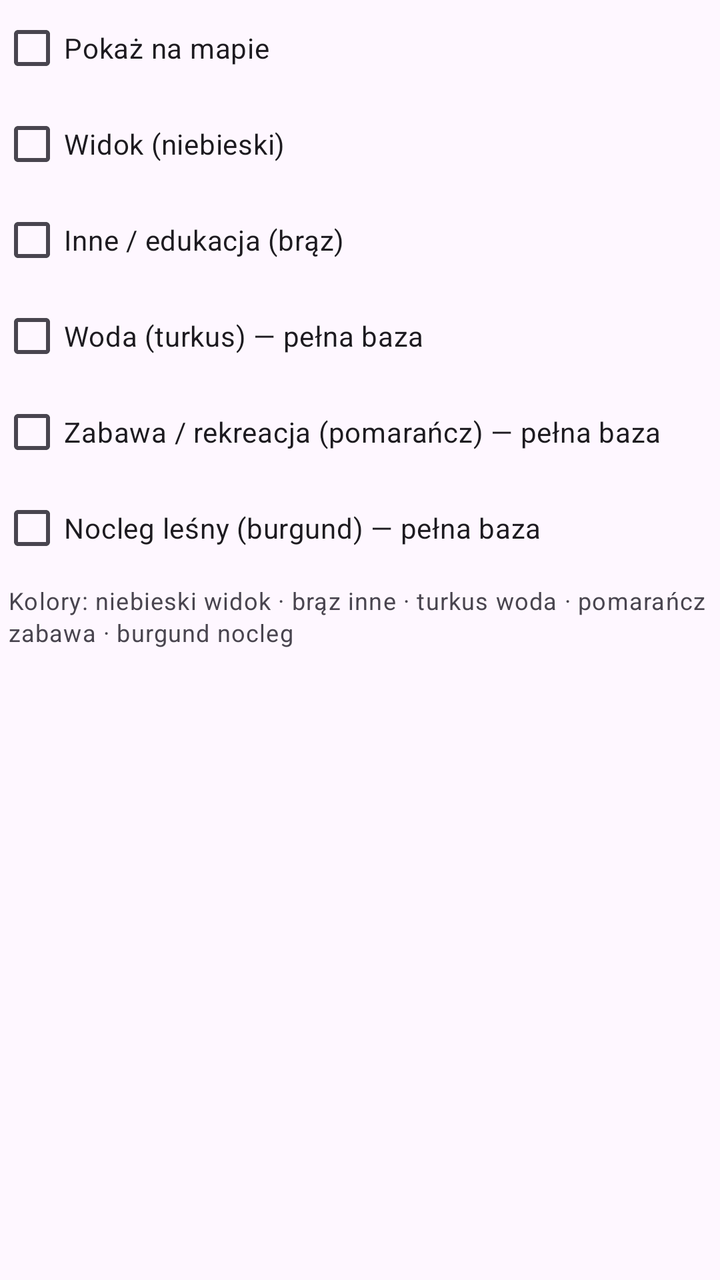
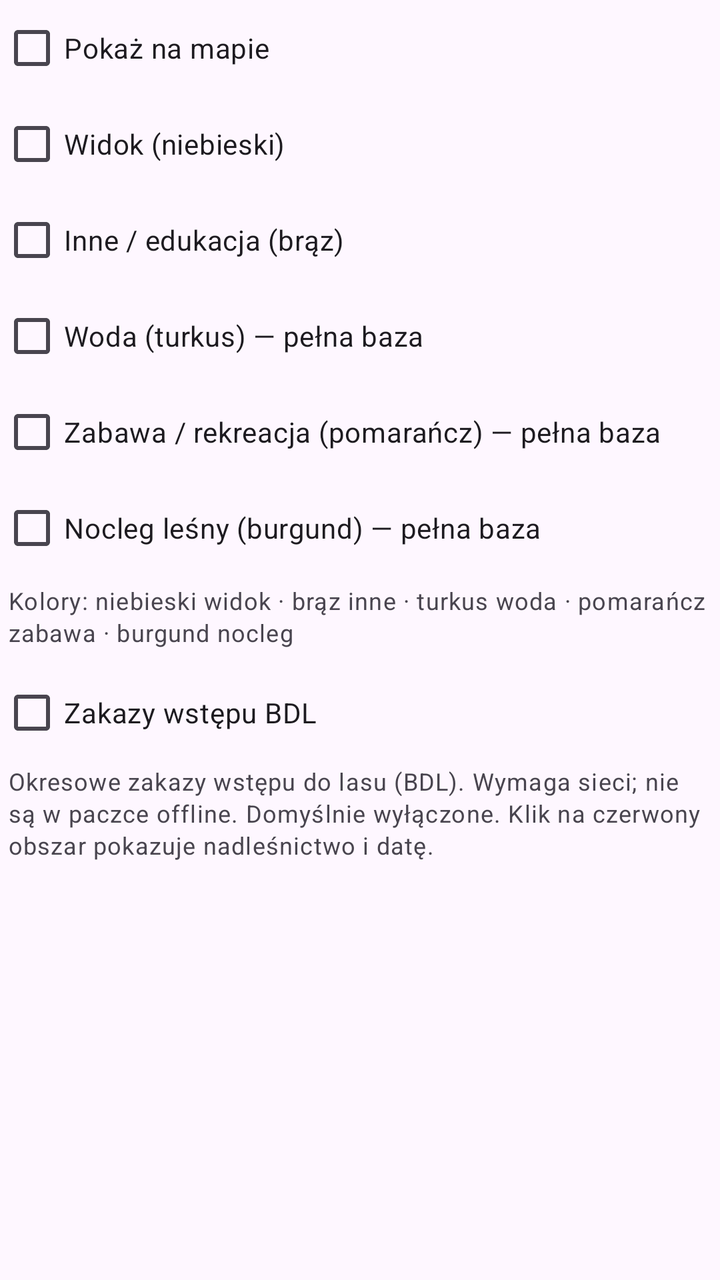

Two renders of the same Android screen: before a commit and after it. Below are the layout's source before the change and the commit's diff.
<!-- AndroidManifest.xml: application theme Theme.NaviLas -->
<!-- res/layout/bdl_overlay_controls.xml -->
<?xml version="1.0" encoding="utf-8"?>
<LinearLayout xmlns:android="http://schemas.android.com/apk/res/android"
    android:layout_width="match_parent"
    android:layout_height="wrap_content"
    android:orientation="vertical">

    <CheckBox
        android:id="@+id/overlayEnable"
        android:layout_width="match_parent"
        android:layout_height="wrap_content"
        android:text="@string/bdl_overlay_enable" />

    <CheckBox
        android:id="@+id/overlayGroupView"
        android:layout_width="match_parent"
        android:layout_height="wrap_content"
        android:text="@string/bdl_overlay_group_view" />

    <CheckBox
        android:id="@+id/overlayGroupOther"
        android:layout_width="match_parent"
        android:layout_height="wrap_content"
        android:text="@string/bdl_overlay_group_other" />

    <CheckBox
        android:id="@+id/overlayGroupWater"
        android:layout_width="match_parent"
        android:layout_height="wrap_content"
        android:text="@string/bdl_overlay_group_water" />

    <CheckBox
        android:id="@+id/overlayGroupPlay"
        android:layout_width="match_parent"
        android:layout_height="wrap_content"
        android:text="@string/bdl_overlay_group_play" />

    <CheckBox
        android:id="@+id/overlayGroupLodging"
        android:layout_width="match_parent"
        android:layout_height="wrap_content"
        android:text="@string/bdl_overlay_group_lodging" />

    <TextView
        android:id="@+id/overlayFullHint"
        android:layout_width="match_parent"
        android:layout_height="wrap_content"
        android:paddingHorizontal="4dp"
        android:paddingTop="2dp"
        android:text="@string/bdl_overlay_full_hint"
        android:textAppearance="?attr/textAppearanceBodySmall"
        android:visibility="gone" />

    <TextView
        android:id="@+id/overlayLegend"
        android:layout_width="match_parent"
        android:layout_height="wrap_content"
        android:paddingHorizontal="4dp"
        android:paddingTop="4dp"
        android:text="@string/bdl_overlay_legend"
        android:textAppearance="?attr/textAppearanceBodySmall" />
</LinearLayout>
<!-- resources referenced by this layout -->
<resources>
  <string name="bdl_overlay_enable">Pokaż na mapie</string>
  <string name="bdl_overlay_full_hint">Woda, zabawa i nocleg wymagają pakietu „pełna baza BDL”.</string>
  <string name="bdl_overlay_group_lodging">Nocleg leśny (burgund) — pełna baza</string>
  <string name="bdl_overlay_group_other">Inne / edukacja (brąz)</string>
  <string name="bdl_overlay_group_play">Zabawa / rekreacja (pomarańcz) — pełna baza</string>
  <string name="bdl_overlay_group_view">Widok (niebieski)</string>
  <string name="bdl_overlay_group_water">Woda (turkus) — pełna baza</string>
  <string name="bdl_overlay_legend">Kolory: niebieski widok · brąz inne · turkus woda · pomarańcz zabawa · burgund nocleg</string>
  <style name="Theme.NaviLas" parent="Theme.Material3.DayNight.NoActionBar">
          <item name="colorPrimary">@color/forest_green</item>
          <item name="colorOnPrimary">@color/forest_on_primary</item>
          <item name="colorPrimaryContainer">@color/forest_container</item>
          <item name="colorOnPrimaryContainer">@color/forest_on_container</item>
          <item name="colorSecondary">@color/forest_green</item>
          <item name="colorOnSecondary">@color/forest_on_primary</item>
          <item name="colorSecondaryContainer">@color/forest_container</item>
          <item name="colorOnSecondaryContainer">@color/forest_on_container</item>
          <item name="android:statusBarColor">@color/toolbar_green</item>
          <item name="android:navigationBarColor">?attr/colorSurface</item>
          <item name="android:windowLightStatusBar">false</item>
      </style>
  <color name="forest_green">#1B5E20</color>
  <color name="forest_on_primary">#FFFFFF</color>
  <color name="forest_container">#C8E6C9</color>
  <color name="forest_on_container">#123815</color>
  <color name="toolbar_green">#1B5E20</color>
</resources>

<!-- the commit's change to res/layout/bdl_overlay_controls.xml (unified diff, before → after) -->
@@ -58,4 +58,20 @@
         android:paddingTop="4dp"
         android:text="@string/bdl_overlay_legend"
         android:textAppearance="?attr/textAppearanceBodySmall" />
+
+    <CheckBox
+        android:id="@+id/overlayEntryBans"
+        android:layout_width="match_parent"
+        android:layout_height="wrap_content"
+        android:layout_marginTop="8dp"
+        android:text="@string/entry_ban_toggle" />
+
+    <TextView
+        android:id="@+id/overlayEntryBanHint"
+        android:layout_width="match_parent"
+        android:layout_height="wrap_content"
+        android:paddingHorizontal="4dp"
+        android:paddingTop="2dp"
+        android:text="@string/entry_ban_hint"
+        android:textAppearance="?attr/textAppearanceBodySmall" />
 </LinearLayout>
<!-- resource entries referenced after the edit -->
@@ -8,6 +8,8 @@
   <string name="bdl_overlay_group_view">Widok (niebieski)</string>
   <string name="bdl_overlay_group_water">Woda (turkus) — pełna baza</string>
   <string name="bdl_overlay_legend">Kolory: niebieski widok · brąz inne · turkus woda · pomarańcz zabawa · burgund nocleg</string>
+  <string name="entry_ban_hint">Okresowe zakazy wstępu do lasu (BDL). Wymaga sieci; nie są w paczce offline. Domyślnie wyłączone. Klik na czerwony obszar pokazuje nadleśnictwo i datę.</string>
+  <string name="entry_ban_toggle">Zakazy wstępu BDL</string>
   <style name="Theme.NaviLas" parent="Theme.Material3.DayNight.NoActionBar">
           <item name="colorPrimary">@color/forest_green</item>
           <item name="colorOnPrimary">@color/forest_on_primary</item>
